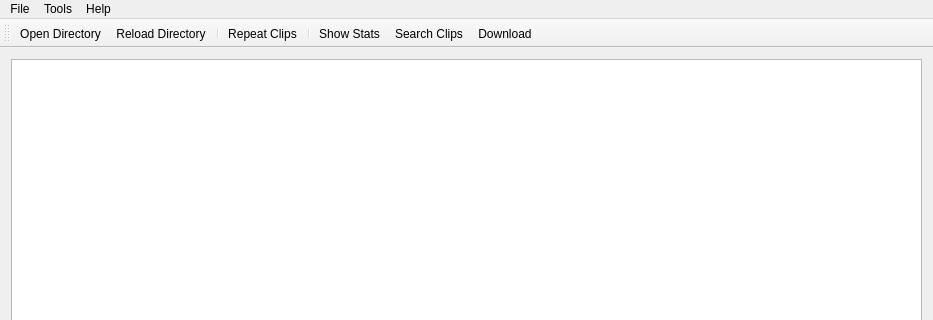
First picture: the form in ReeePlayer/forms/mainwindow.ui, repository FilippVolodin/ReeePlayer, before the edit; both pictures show x 0 to 933 and y 0 to 320 of the 933 by 759 pixel window.
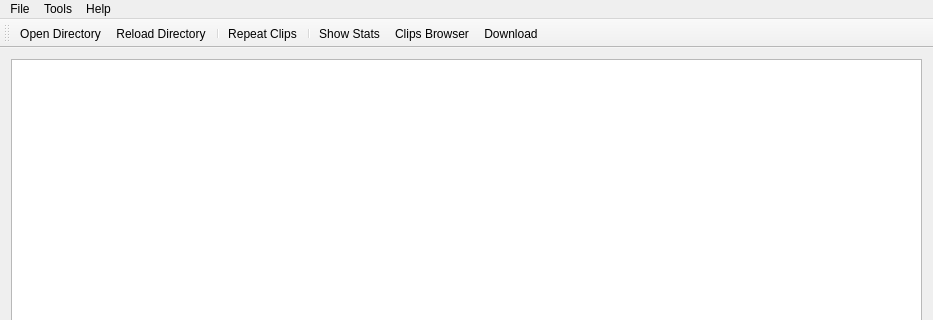
Second picture: the form after the edit. Icons and pictures are not drawn. Custom widgets are drawn as their Qt base class.

Commit message: Rename search to browser

Patch:
```diff
--- a/ReeePlayer/forms/mainwindow.ui
+++ b/ReeePlayer/forms/mainwindow.ui
@@ -256,7 +256,7 @@
      <normaloff>:/MainWindow/search</normaloff>:/MainWindow/search</iconset>
    </property>
    <property name="text">
-    <string>Search Clips</string>
+    <string>Clips Browser</string>
    </property>
    <property name="toolTip">
     <string>Search Clips</string>
```
Left out of the diff: 2 changed lines with no effect on the pictures. The commit also changes 4 other files.
